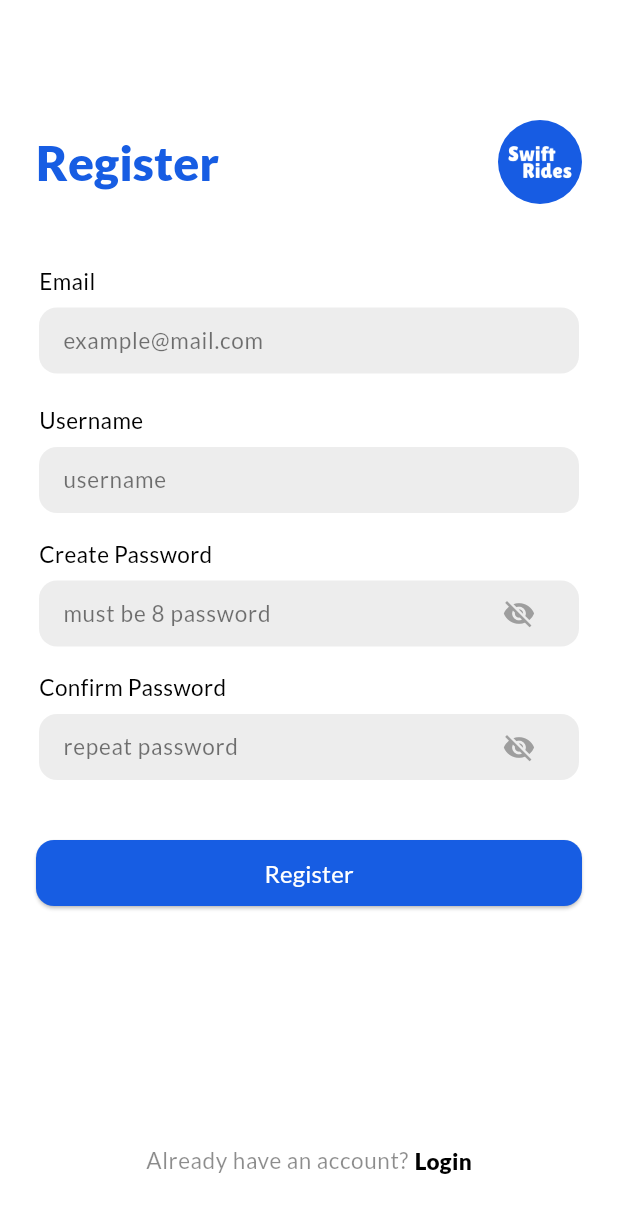
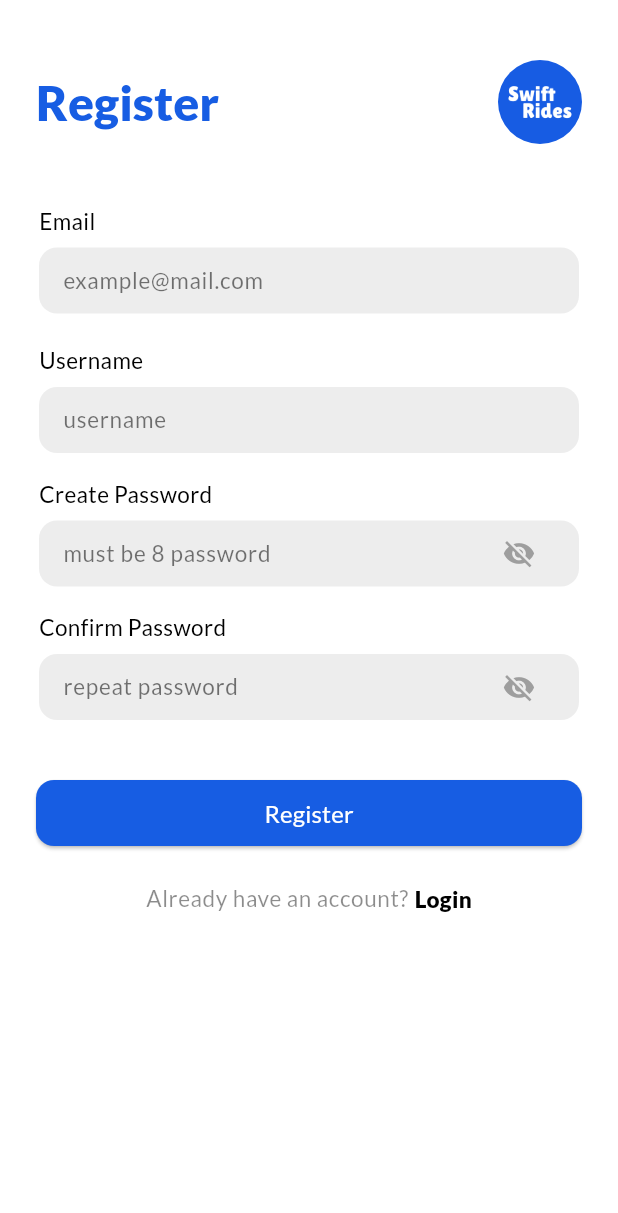
Before and after one commit to aurelwidyanti/swift_rides, a Flutter app: the RegisterScreen screen opened directly, on a phone screen of 412 x 824 dp. Shown: the top 1213 px of the screen. Run offline on Flutter 3.47's test engine with Material 3 defaults, Android fonts, the phone set to English and light mode, and no system bars; our stand-ins replace google_fonts, hugeicons, shared_preferences, syncfusion_flutter_datepicker; accounts and stored records are empty.

Commit message:
refactor: Update registration screen layout with SafeArea and improved form structure

```diff
--- a/lib/views/auth/register_screen.dart
+++ b/lib/views/auth/register_screen.dart
@@ -76,8 +76,9 @@ class _RegisterScreenState extends State<RegisterScreen> {
   Widget build(BuildContext context) {
     return Scaffold(
       backgroundColor: Colors.white,
-      body: Padding(
-        padding: const EdgeInsets.fromLTRB(24, 80, 24, 40),
+      body: SafeArea(
+        child: SingleChildScrollView(
+          padding: const EdgeInsets.fromLTRB(24, 40, 24, 40),
           child: Column(
             crossAxisAlignment: CrossAxisAlignment.start,
             mainAxisAlignment: MainAxisAlignment.center,
@@ -166,7 +167,7 @@ class _RegisterScreenState extends State<RegisterScreen> {
                   ],
                 ),
               ),
-            const Spacer(),
+              const SizedBox(height: 24),
               Center(
                 child: Row(
                   mainAxisAlignment: MainAxisAlignment.center,
@@ -200,6 +201,7 @@ class _RegisterScreenState extends State<RegisterScreen> {
             ],
           ),
         ),
+      ),
     );
   }
 }
```
Lines whose indentation alone changed are shown as unchanged.
